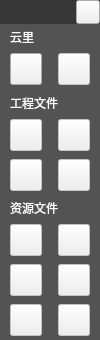
Above: src/MyWidgets/loginwidget.ui from leoxxw/myshotcut before the change. Below: the same form after it.
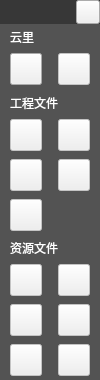
That is the form after the change. Icons and pictures are not drawn.

Commit message: 新增工程发审功能

Diff of the .ui file:
```diff
--- a/src/MyWidgets/loginwidget.ui
+++ b/src/MyWidgets/loginwidget.ui
@@ -7,7 +7,7 @@
     <x>0</x>
     <y>0</y>
     <width>100</width>
-    <height>340</height>
+    <height>380</height>
    </rect>
   </property>
   <property name="maximumSize">
@@ -305,7 +305,7 @@
         <property name="maximumSize">
          <size>
           <width>16777215</width>
-          <height>130</height>
+          <height>145</height>
          </size>
         </property>
         <layout class="QVBoxLayout" name="verticalLayout_4">
@@ -570,6 +570,75 @@
               </layout>
              </widget>
             </item>
+            <item>
+             <widget class="QWidget" name="widget_16" native="true">
+              <property name="minimumSize">
+               <size>
+                <width>0</width>
+                <height>40</height>
+               </size>
+              </property>
+              <property name="maximumSize">
+               <size>
+                <width>16777215</width>
+                <height>40</height>
+               </size>
+              </property>
+              <layout class="QHBoxLayout" name="horizontalLayout_10">
+               <property name="leftMargin">
+                <number>10</number>
+               </property>
+               <property name="topMargin">
+                <number>0</number>
+               </property>
+               <property name="rightMargin">
+                <number>0</number>
+               </property>
+               <property name="bottomMargin">
+                <number>0</number>
+               </property>
+               <item>
+                <widget class="QPushButton" name="pushButton_audit">
+                 <property name="enabled">
+                  <bool>false</bool>
+                 </property>
+                 <property name="maximumSize">
+                  <size>
+                   <width>32</width>
+                   <height>32</height>
+                  </size>
+                 </property>
+                 <property name="toolTip">
+                  <string>发审工程</string>
+                 </property>
+                 <property name="styleSheet">
+                  <string notr="true">QPushButton#pushButton_save{border-image: url(:/Resource/PNG/icon_save01.png);}
+QPushButton#pushButton_save:hover{border-image: url(:/Resource/PNG/icon_save02.png);}
+QPushButton#pushButton_save:pressed{border-image: url(:/Resource/PNG/icon_save02.png);}
+QPushButton#pushButton_save:disabled{border-image: url(:/Resource/PNG/icon_save04.png);}
+</string>
+                 </property>
+                 <property name="text">
+                  <string/>
+                 </property>
+                </widget>
+               </item>
+               <item>
+                <spacer name="horizontalSpacer_4">
+                 <property name="orientation">
+                  <enum>Qt::Horizontal</enum>
+                 </property>
+                 <property name="sizeHint" stdset="0">
+                  <size>
+                   <width>49</width>
+                   <height>20</height>
+                  </size>
+                 </property>
+                </spacer>
+               </item>
+              </layout>
+             </widget>
+            </item>
            </layout>
           </widget>
          </item>
@@ -904,7 +973,7 @@
              <string/>
             </property>
            </widget>
-           <widget class="QPushButton" name="pushButton_audit">
+           <widget class="QPushButton" name="pushButton_videoaudit">
             <property name="enabled">
              <bool>false</bool>
             </property>
```
The commit also changes 2 other files.
